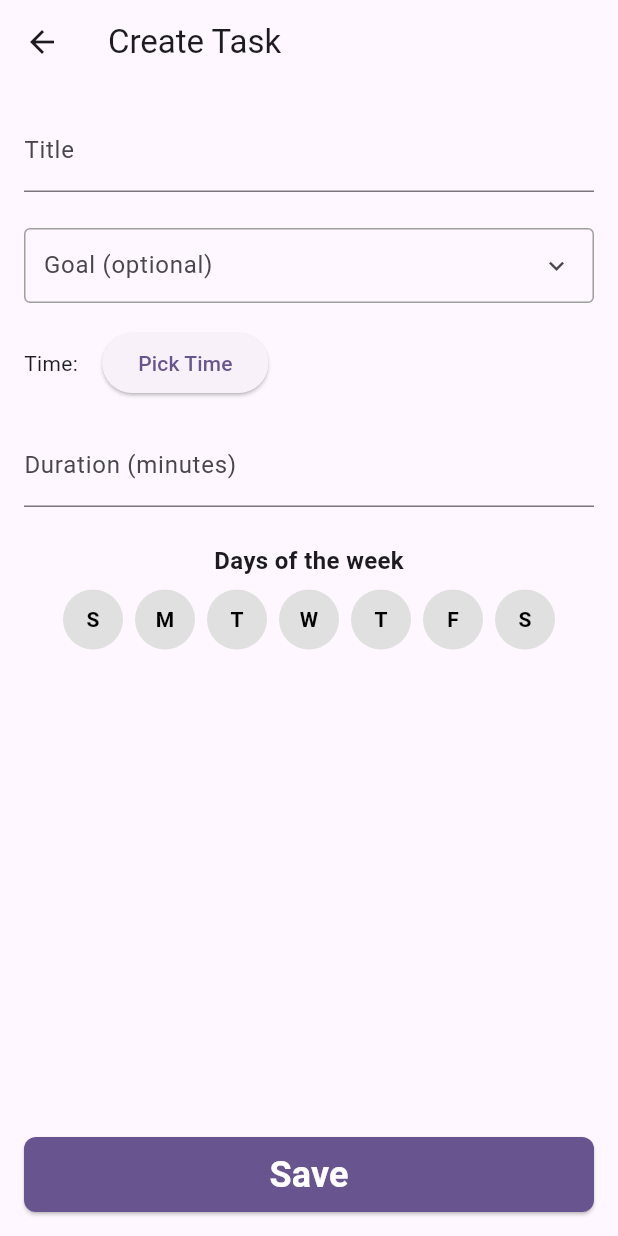
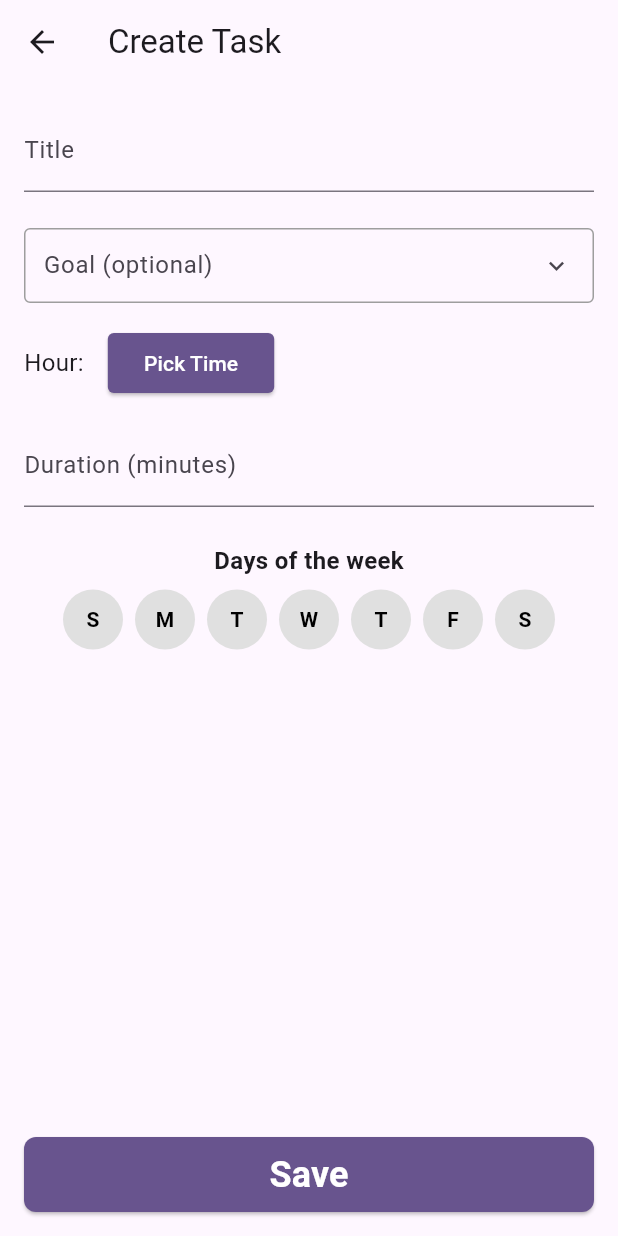
Before and after one commit to MatthewLacerda2/GoalGetter, a Flutter app: the CreateTaskScreen screen opened directly, on a phone screen of 412 x 824 dp. Run offline on Flutter 3.47's test engine with Material 3 defaults, Android fonts, the phone set to English and light mode, and no system bars; our stand-ins replace font_awesome_flutter, introduction_screen, shared_preferences; accounts and stored records are empty.

Commit message:
more clear Pick Time button

```diff
--- a/frontend/lib/screens/agenda/create_task_screen.dart
+++ b/frontend/lib/screens/agenda/create_task_screen.dart
@@ -92,10 +92,17 @@ class _CreateTaskScreenState extends State<CreateTaskScreen> {
             // Time Picker
             Row(
               children: [
-                const Text('Time:'),
+                const Text('Hour:', style: TextStyle(fontSize: 16, fontWeight: FontWeight.normal)),
                 const SizedBox(width: 16),
                 ElevatedButton(
                   onPressed: () => _pickTime(context),
+                  style: ElevatedButton.styleFrom(
+                    backgroundColor: Theme.of(context).primaryColor,
+                    foregroundColor: Colors.white,
+                    shape: RoundedRectangleBorder(
+                      borderRadius: BorderRadius.circular(4),
+                    ),
+                  ),
                   child: Text(
                     _selectedTime == null
                         ? 'Pick Time'
--- a/frontend/lib/screens/agenda/edit_task_screen.dart
+++ b/frontend/lib/screens/agenda/edit_task_screen.dart
@@ -106,10 +106,17 @@ class _EditTaskScreenState extends State<EditTaskScreen> {
             // Time Picker
             Row(
               children: [
-                const Text('Time:'),
+                const Text('Hour:', style: TextStyle(fontSize: 16, fontWeight: FontWeight.normal)),
                 const SizedBox(width: 16),
                 ElevatedButton(
                   onPressed: () => _pickTime(context),
+                  style: ElevatedButton.styleFrom(
+                    backgroundColor: Theme.of(context).primaryColor,
+                    foregroundColor: Colors.white,
+                    shape: RoundedRectangleBorder(
+                      borderRadius: BorderRadius.circular(4),
+                    ),
+                  ),
                   child: Text(
                     _selectedTime == null
                         ? 'Pick Time'
--- a/frontend/lib/screens/introduction_screen.dart
+++ b/frontend/lib/screens/introduction_screen.dart
@@ -31,7 +31,7 @@ class IntroductionScreenWidget extends StatelessWidget {
             padding: EdgeInsets.only(bottom: 24.0),
             child: Center(
               child: FaIcon(
-                FontAwesomeIcons.tasks,
+                FontAwesomeIcons.listCheck,
                 size: 90,
                 color: Colors.deepPurple,
               ),
```
